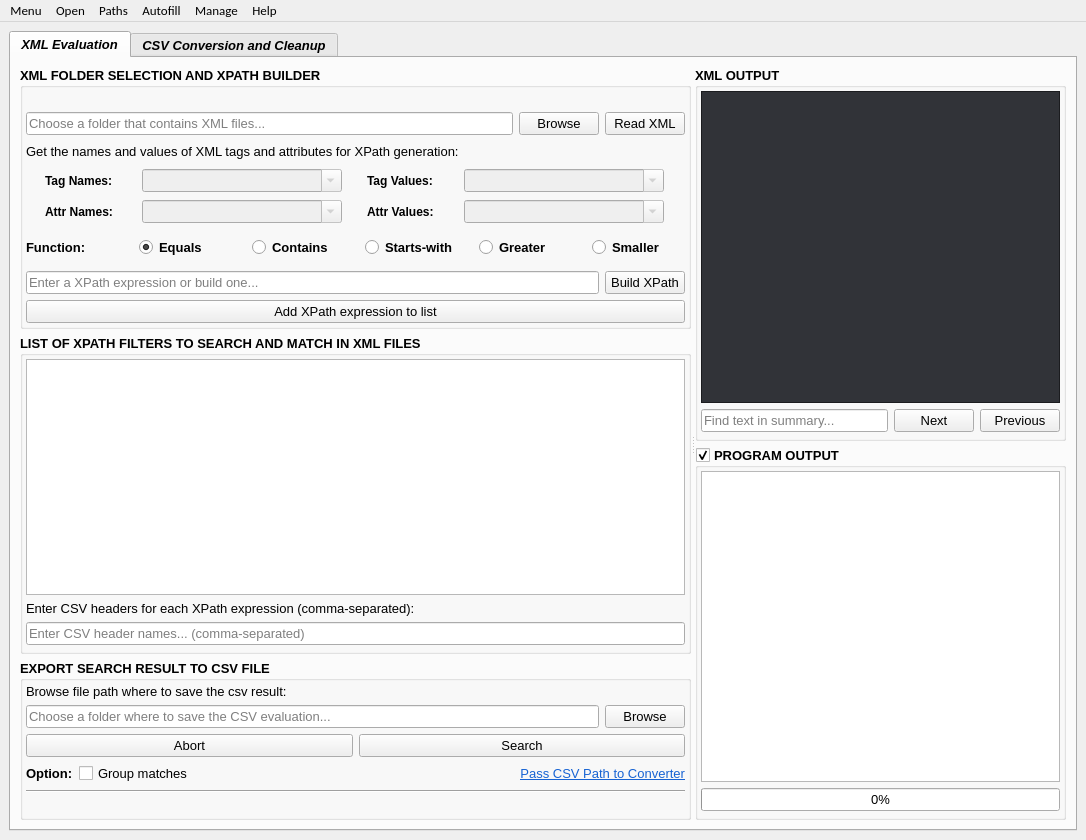
Above: src/gui/main/XMLuvation.ui from zaricj/XMLuvation before the change. Below: the same form after it.
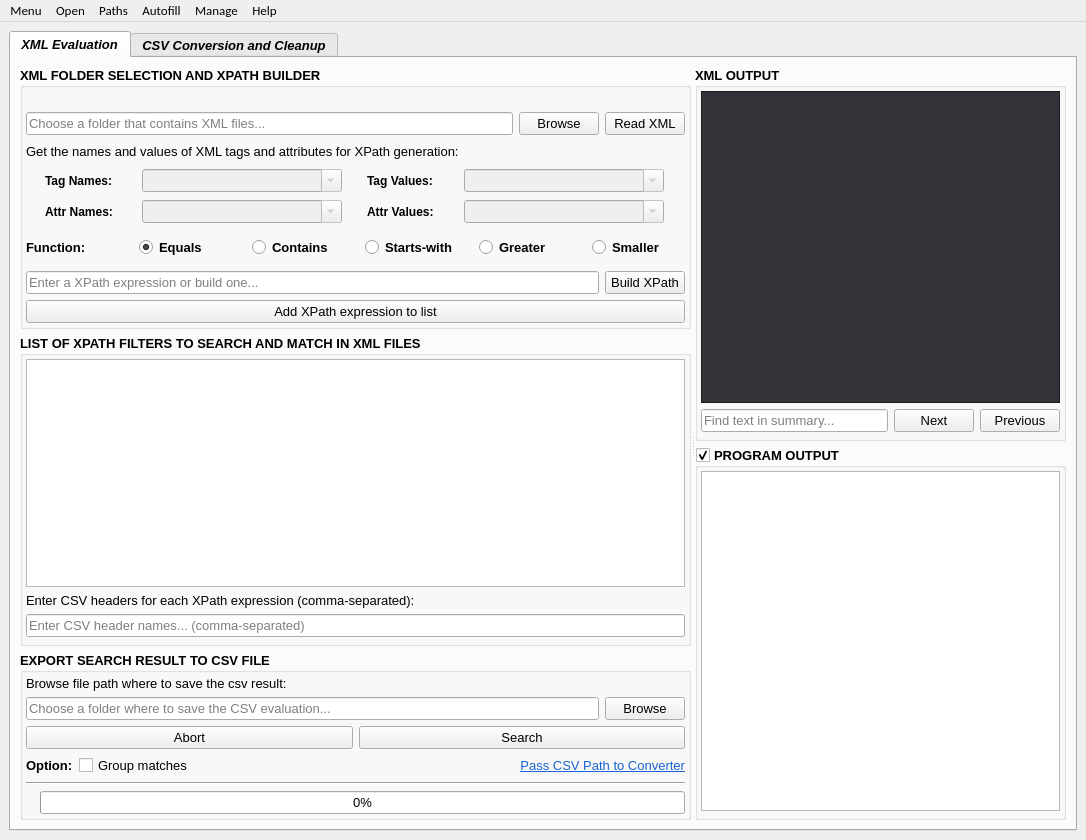
That is the form after the change. Icons and pictures are not drawn.

Commit message: Adjusted layout and QProgressbar and Label for File Processing

What changed in the file:
```diff
--- a/src/gui/main/XMLuvation.ui
+++ b/src/gui/main/XMLuvation.ui
@@ -1251,9 +1251,11 @@
                 </widget>
                </item>
                <item>
+                <layout class="QHBoxLayout" name="horizontalLayout_3">
+                 <item>
                 <widget class="QLabel" name="label_file_processing">
                  <property name="sizePolicy">
-                  <sizepolicy hsizetype="Preferred" vsizetype="Preferred">
+                    <sizepolicy hsizetype="Preferred" vsizetype="Fixed">
                    <horstretch>0</horstretch>
                    <verstretch>0</verstretch>
                   </sizepolicy>
@@ -1276,6 +1278,28 @@
                  </property>
                 </widget>
                </item>
+                 <item>
+                  <widget class="QProgressBar" name="progressbar_main">
+                   <property name="font">
+                    <font>
+                     <family>Microsoft YaHei UI</family>
+                     <pointsize>10</pointsize>
+                     <italic>false</italic>
+                     <bold>false</bold>
+                     <underline>false</underline>
+                     <strikeout>false</strikeout>
+                    </font>
+                   </property>
+                   <property name="value">
+                    <number>0</number>
+                   </property>
+                   <property name="format">
+                    <string>%p%</string>
+                   </property>
+                  </widget>
+                 </item>
+                </layout>
+               </item>
               </layout>
              </widget>
             </item>
@@ -1738,7 +1762,7 @@
               <property name="checkable">
                <bool>true</bool>
               </property>
-              <layout class="QVBoxLayout" name="verticalLayout_12" stretch="0,0">
+              <layout class="QVBoxLayout" name="verticalLayout_12" stretch="0">
                <property name="spacing">
                 <number>6</number>
                </property>
@@ -1780,26 +1804,6 @@
                  </property>
                 </widget>
                </item>
-               <item>
-                <widget class="QProgressBar" name="progressbar_main">
-                 <property name="font">
-                  <font>
-                   <family>Microsoft YaHei UI</family>
-                   <pointsize>10</pointsize>
-                   <italic>false</italic>
-                   <bold>false</bold>
-                   <underline>false</underline>
-                   <strikeout>false</strikeout>
-                  </font>
-                 </property>
-                 <property name="value">
-                  <number>0</number>
-                 </property>
-                 <property name="format">
-                  <string>%p%</string>
-                 </property>
-                </widget>
-               </item>
               </layout>
              </widget>
             </item>
```
Lines whose indentation alone changed are shown as unchanged. The commit also changes 3 other files.
